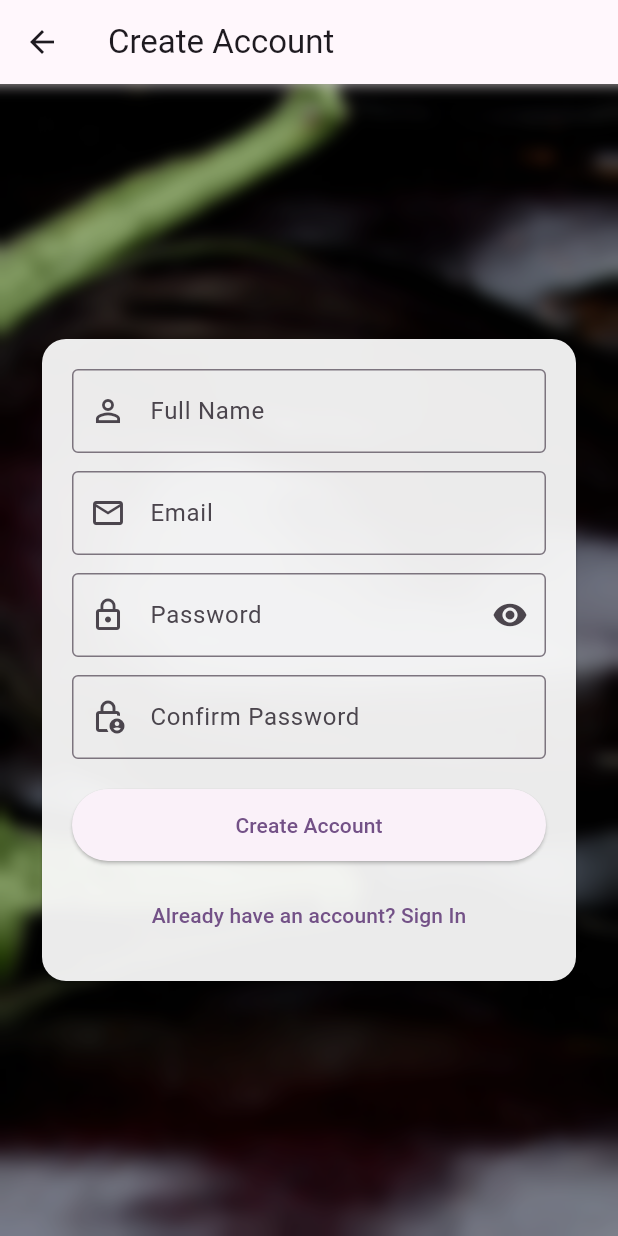
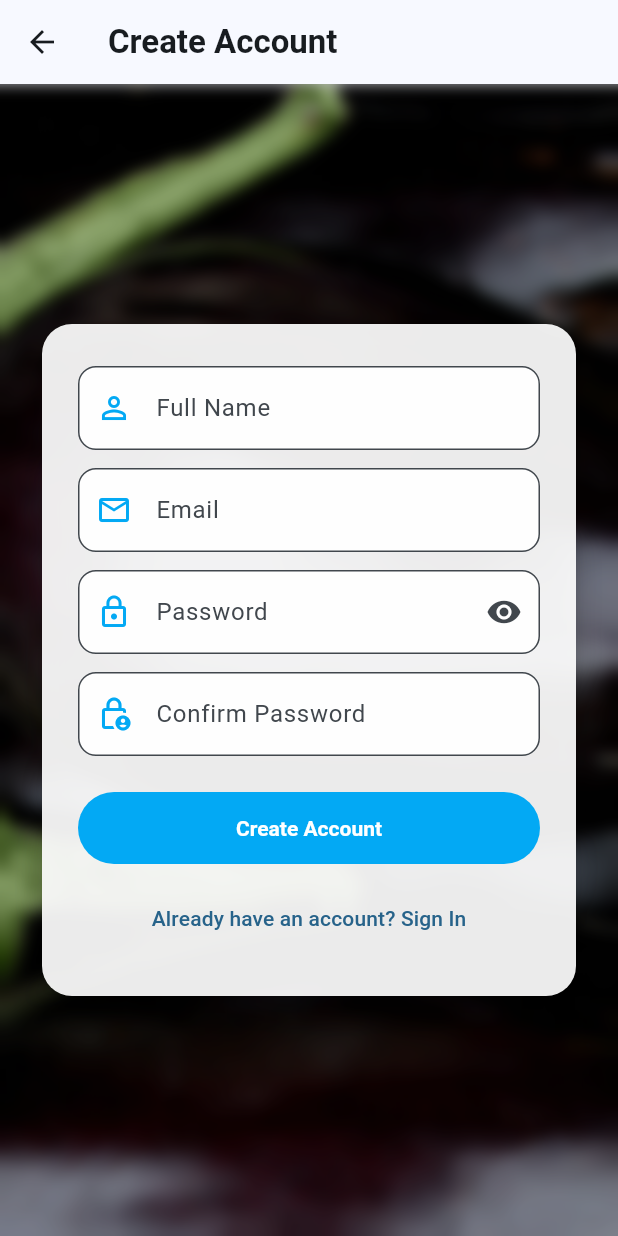
Before and after one commit to Arjay4545/Flutter-app, a Flutter app: the screen it shows after launch, after a tap on "Sign In", after a tap on "Don't have an account? Register", on a phone screen of 412 x 824 dp. Run offline on Flutter 3.47's test engine with Material 3 defaults, Android fonts, the phone set to English and light mode, and no system bars.

Commit message:
style(ui): switch auth screens to light blue theme, polished cards and inputs

```diff
--- a/lib/main.dart
+++ b/lib/main.dart
@@ -14,10 +14,30 @@ class MyApp extends StatelessWidget {
     return MaterialApp(
       title: 'IOT Soil Nutrient Monitoring',
       theme: ThemeData(
-        colorScheme: ColorScheme.fromSeed(seedColor: const Color(0xFF6A1B9A)),
+        colorScheme: ColorScheme.fromSeed(seedColor: Colors.lightBlue),
         useMaterial3: true,
-        inputDecorationTheme: const InputDecorationTheme(
-          border: OutlineInputBorder(),
+        textTheme: const TextTheme(
+          titleLarge: TextStyle(fontWeight: FontWeight.w700),
+          bodyMedium: TextStyle(height: 1.3),
+        ),
+        inputDecorationTheme: InputDecorationTheme(
+          filled: true,
+          fillColor: const Color(0xF2FFFFFF),
+          border: OutlineInputBorder(borderRadius: BorderRadius.circular(12)),
+          focusedBorder: OutlineInputBorder(
+            borderRadius: BorderRadius.circular(12),
+            borderSide: const BorderSide(color: Colors.lightBlue, width: 2),
+          ),
+          prefixIconColor: Colors.lightBlue,
+        ),
+        filledButtonTheme: FilledButtonThemeData(
+          style: FilledButton.styleFrom(
+            minimumSize: const Size.fromHeight(48),
+            shape: RoundedRectangleBorder(borderRadius: BorderRadius.circular(28)),
+            textStyle: const TextStyle(fontWeight: FontWeight.w600),
+            backgroundColor: Colors.lightBlue,
+            foregroundColor: Colors.white,
+          ),
         ),
       ),
       home: const LoginScreen(),
--- a/lib/screens/login_screen.dart
+++ b/lib/screens/login_screen.dart
@@ -46,10 +46,11 @@ class _LoginScreenState extends State<LoginScreen> {
                 child: ConstrainedBox(
                   constraints: const BoxConstraints(maxWidth: 420),
                   child: Card(
-                    color: Colors.white.withOpacity(0.9),
-                    shape: RoundedRectangleBorder(borderRadius: BorderRadius.circular(16)),
+                    elevation: 8,
+                    color: Colors.white.withOpacity(0.92),
+                    shape: RoundedRectangleBorder(borderRadius: BorderRadius.circular(20)),
                     child: Padding(
-                      padding: const EdgeInsets.all(20),
+                      padding: const EdgeInsets.symmetric(horizontal: 24, vertical: 28),
                       child: Form(
                         key: _formKey,
                         child: Column(
@@ -59,15 +60,15 @@ class _LoginScreenState extends State<LoginScreen> {
                             Text(
                               'Soil Nutrient Monitor',
                               textAlign: TextAlign.center,
-                              style: Theme.of(context).textTheme.titleLarge?.copyWith(fontWeight: FontWeight.w700),
+                              style: Theme.of(context).textTheme.titleLarge,
                             ),
-                            const SizedBox(height: 4),
+                            const SizedBox(height: 6),
                             Text(
                               'Log in to continue',
                               textAlign: TextAlign.center,
-                              style: Theme.of(context).textTheme.bodyMedium,
+                              style: Theme.of(context).textTheme.bodyMedium?.copyWith(color: Colors.black54),
                             ),
-                            const SizedBox(height: 20),
+                            const SizedBox(height: 24),
                             TextFormField(
                               controller: _emailController,
                               keyboardType: TextInputType.emailAddress,
@@ -96,10 +97,14 @@ class _LoginScreenState extends State<LoginScreen> {
                                 return null;
                               },
                             ),
-                            const SizedBox(height: 20),
+                            const SizedBox(height: 24),
                             SizedBox(
                               height: 48,
-                              child: ElevatedButton(
+                              child: FilledButton(
+                                style: FilledButton.styleFrom(
+                                  backgroundColor: Colors.lightBlue,
+                                  foregroundColor: Colors.white,
+                                ),
                                 onPressed: () {
                                   if (_formKey.currentState?.validate() ?? false) {
                                     ScaffoldMessenger.of(context).showSnackBar(const SnackBar(content: Text('Logging in...')));
@@ -109,9 +114,12 @@ class _LoginScreenState extends State<LoginScreen> {
                               ),
                             ),
                             const SizedBox(height: 8),
-                            TextButton(
-                              onPressed: () {},
-                              child: const Text('Forgot Password?'),
+                            Align(
+                              alignment: Alignment.centerRight,
+                              child: TextButton(
+                                onPressed: () {},
+                                child: const Text('Forgot Password?'),
+                              ),
                             ),
                             const Divider(height: 32),
                             Center(
--- a/lib/screens/register_screen.dart
+++ b/lib/screens/register_screen.dart
@@ -49,10 +49,11 @@ class _RegisterScreenState extends State<RegisterScreen> {
               child: ConstrainedBox(
                 constraints: const BoxConstraints(maxWidth: 480),
                 child: Card(
+                  elevation: 8,
                   color: Colors.white.withOpacity(0.92),
-                  shape: RoundedRectangleBorder(borderRadius: BorderRadius.circular(16)),
+                  shape: RoundedRectangleBorder(borderRadius: BorderRadius.circular(20)),
                   child: Padding(
-                    padding: const EdgeInsets.all(20),
+                    padding: const EdgeInsets.symmetric(horizontal: 24, vertical: 28),
                     child: Form(
                       key: _formKey,
                       child: Column(
@@ -99,11 +100,11 @@ class _RegisterScreenState extends State<RegisterScreen> {
                             decoration: const InputDecoration(labelText: 'Confirm Password', prefixIcon: Icon(Icons.lock_person_outlined)),
                             validator: (v) => v != _passwordController.text ? 'Passwords do not match' : null,
                           ),
-                          const SizedBox(height: 20),
+                          const SizedBox(height: 24),
                           SizedBox(
                             height: 48,
                             width: double.infinity,
-                            child: ElevatedButton(
+                            child: FilledButton(
                               onPressed: () {
                                 if (_formKey.currentState?.validate() ?? false) {
                                   ScaffoldMessenger.of(context).showSnackBar(const SnackBar(content: Text('Registering...')));
```
